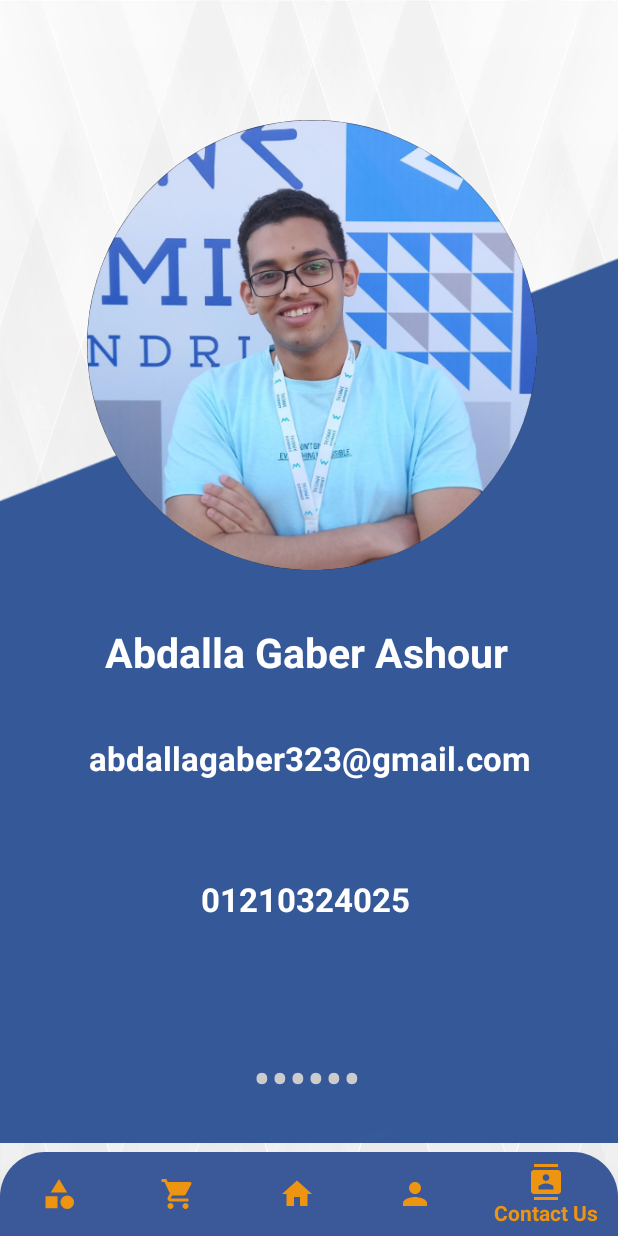
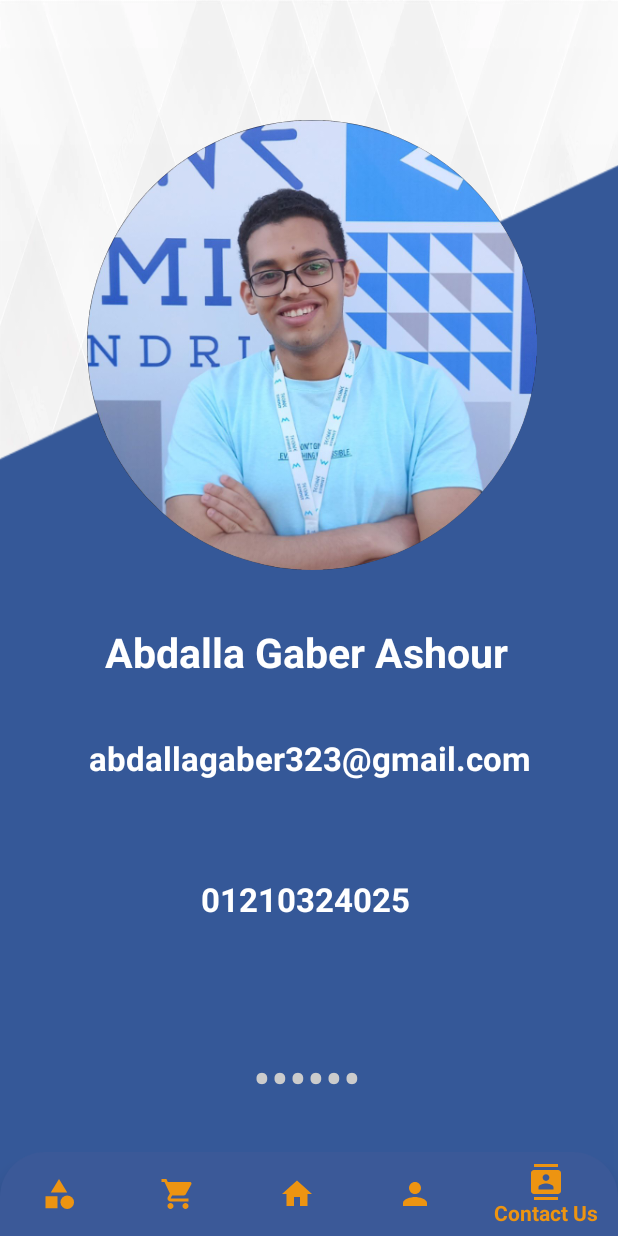
Before and after one commit to abdallagaber/Tech_Zone_APP, an Android app: the MainOfContact screen opened directly, with no data from a screen before it, on a phone screen of 412 x 824 dp. Run offline under Robolectric (Android 15) with nearby library versions, the light colour scheme and no system bars; our stand-ins replace CircleImageView; Roboto replaces fonts that are not available here.

Commit message:
contact us

```diff
--- a/app/src/main/res/layout/activity_main_of_contact.xml
+++ b/app/src/main/res/layout/activity_main_of_contact.xml
@@ -21,7 +21,7 @@
         android:layout_marginTop="110dp"
         android:layout_marginEnd="0dp"
         android:layout_marginBottom="0dp"
-        app:srcCompat="@drawable/picture_forbackcontact" />
+        android:background="@drawable/picture_forbackcontact" />
 
 
     <androidx.viewpager.widget.ViewPager
--- a/app/src/main/res/layout/slide_layout.xml
+++ b/app/src/main/res/layout/slide_layout.xml
@@ -29,8 +29,7 @@
         android:layout_marginEnd="-1dp"
         android:fontFamily="@font/chivo_light"
         android:gravity="center"
-        android:text="Abdullah Gaber Ashour
-"
+        android:text="Abdullah Gaber Ashour"
         android:textColor="#FFFFFF"
         android:textSize="27dp"
         android:textStyle="bold" />
```
Also changed, not shown: app/src/main/java/com/example/mobileproject/categories.java (+9 -0 lines).
